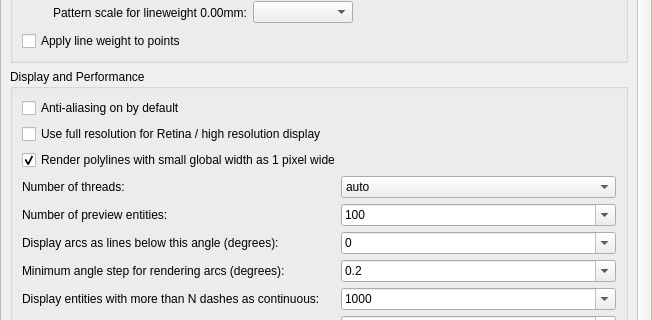
Old version of the form scripts/Edit/AppPreferences/GraphicsViewPreferences/PreferencesPage.ui in the repository qcad/qcad; both pictures show x 0 to 652 and y 539 to 859 of the 652 by 1032 pixel window.
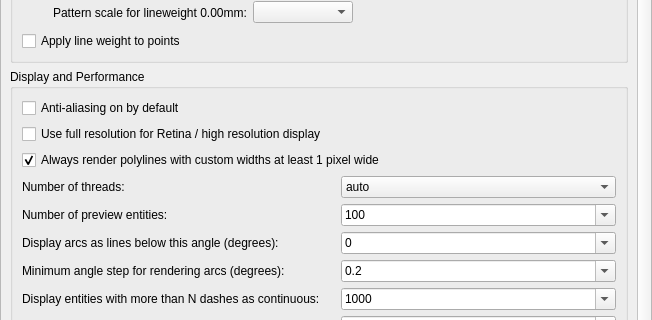
New version of the form. Custom widgets are drawn as their Qt base class.

Patch:
```diff
--- a/scripts/Edit/AppPreferences/GraphicsViewPreferences/PreferencesPage.ui
+++ b/scripts/Edit/AppPreferences/GraphicsViewPreferences/PreferencesPage.ui
@@ -20,7 +20,7 @@
    <property name="geometry">
     <rect>
      <x>0</x>
-     <y>-187</y>
+     <y>0</y>
      <width>635</width>
      <height>1217</height>
     </rect>
@@ -433,7 +433,7 @@
        <item>
         <widget class="QCheckBox" name="RenderThinPolylines1px">
          <property name="text">
-          <string>Render polylines with small global width as 1 pixel wide</string>
+          <string>Always render polylines with custom widths at least 1 pixel wide</string>
          </property>
          <property name="checked">
           <bool>true</bool>
```
